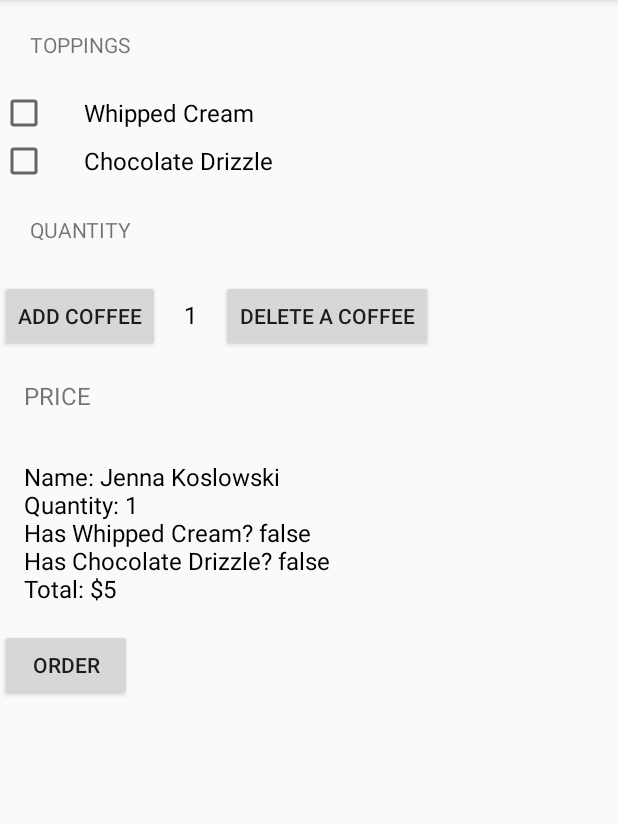
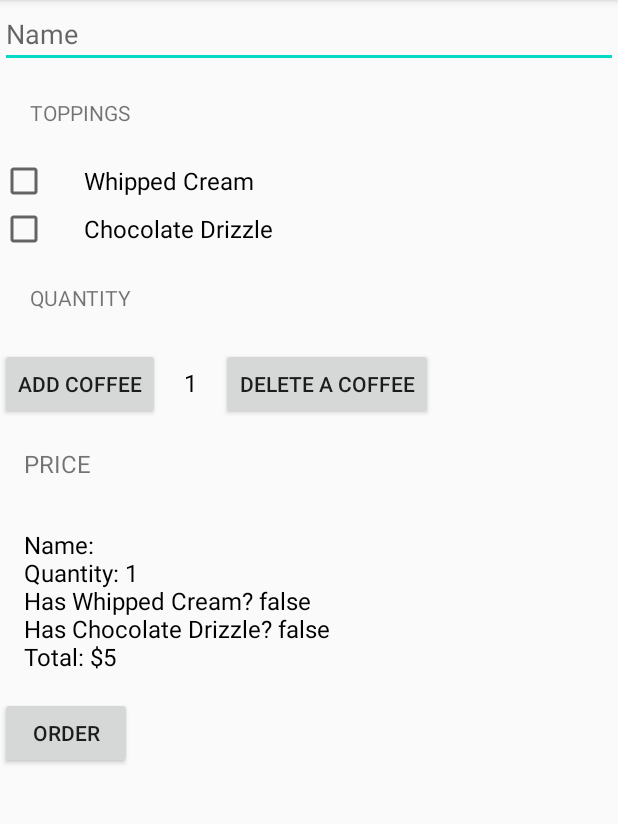
Before and after one commit to JennaKoslowski/Just-Java, an Android app: the screen it shows after launch (MainActivity), after a tap on "ORDER", on a phone screen of 412 x 824 dp, the part 84-908 px from its top. Run offline under Robolectric (Android 15) with nearby library versions, the phone set to English and light mode, and no system bars; 1 other tap on this screen came first.

Commit message:
add name field for customization

```diff
--- a/app/src/main/java/com/example/android/justjava/MainActivity.java
+++ b/app/src/main/java/com/example/android/justjava/MainActivity.java
@@ -1,8 +1,10 @@
 package com.example.android.justjava;
 
 import android.os.Bundle;
+import android.text.Editable;
 import android.view.View;
 import android.widget.CheckBox;
+import android.widget.EditText;
 import android.widget.TextView;
 import androidx.appcompat.app.AppCompatActivity;
 
@@ -25,8 +27,11 @@ public class MainActivity extends AppCompatActivity {
         CheckBox chocolateCheckbox = (CheckBox) findViewById(R.id.chocolate_checkbox);
         boolean hasChocolateDrizzle = chocolateCheckbox.isChecked();
 
+        EditText nameText = (EditText) findViewById(R.id.name_input);
+        Editable names = nameText.getText();
+
         int price = numCoffee*5;
-        String totalMessage = createOrderSummary(price, hasWhippedCream, hasChocolateDrizzle);
+        String totalMessage = createOrderSummary(price, hasWhippedCream, hasChocolateDrizzle, names);
         displayMessage(totalMessage);
 
         calculatePrice(numCoffee, price);
@@ -36,8 +41,8 @@ public class MainActivity extends AppCompatActivity {
         int price= numCoffee*5;
     }
 
-    private String createOrderSummary(int price, boolean hasWhippedCream, boolean hasChocolateDrizzle){
-        String totalMessage = "Name: Jenna Koslowski" ;
+    private String createOrderSummary(int price, boolean hasWhippedCream, boolean hasChocolateDrizzle, Editable names){
+        String totalMessage = "Name: " + names;
         totalMessage= totalMessage + "\nQuantity: " +numCoffee;
         totalMessage= totalMessage + "\nHas Whipped Cream? " + hasWhippedCream;
         totalMessage= totalMessage + "\nHas Chocolate Drizzle? " + hasChocolateDrizzle;
--- a/app/src/main/res/layout/activity_main.xml
+++ b/app/src/main/res/layout/activity_main.xml
@@ -6,7 +6,12 @@
     android:layout_height="match_parent"
     tools:context=".MainActivity"
     android:orientation="vertical">
-
+    <EditText
+        android:id="@+id/name_input"
+        android:layout_width="match_parent"
+        android:layout_height="wrap_content"
+        android:inputType="text"
+        android:hint="@string/name"/>
     <TextView
         android:layout_width="wrap_content"
         android:layout_height="wrap_content"
--- a/app/src/main/res/values/strings.xml
+++ b/app/src/main/res/values/strings.xml
@@ -1,5 +1,6 @@
 <resources>
     <string name="app_name">Just Java</string>
+    <string name="name">Name</string>
     <string name="toppings">toppings</string>
     <string name="wc">Whipped Cream</string>
     <string name="chocolate">Chocolate Drizzle</string>
```
